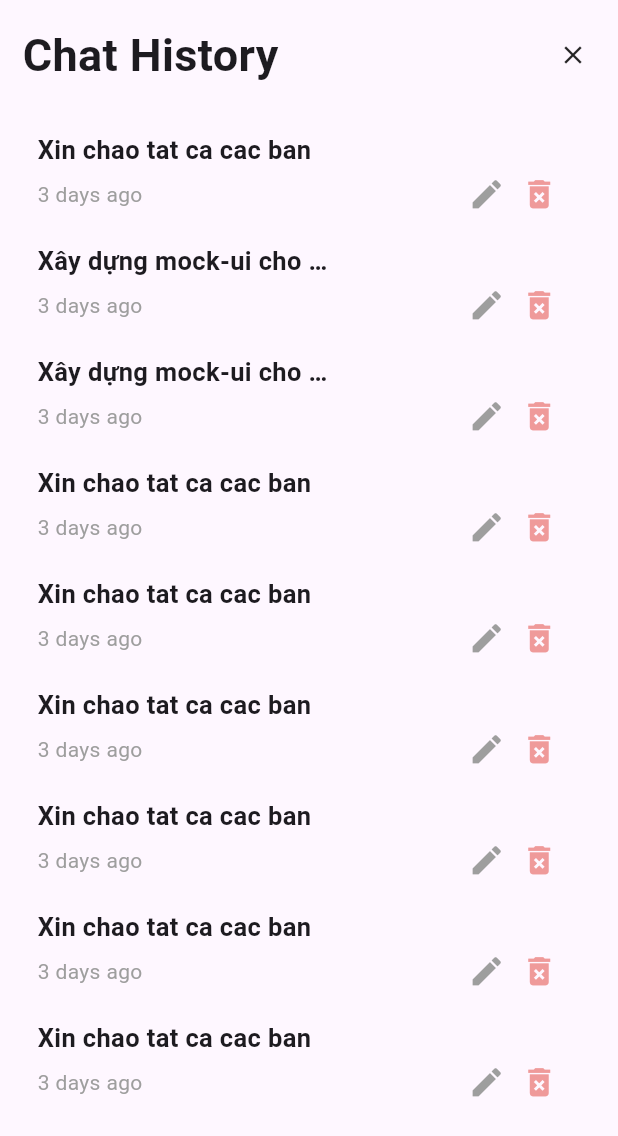
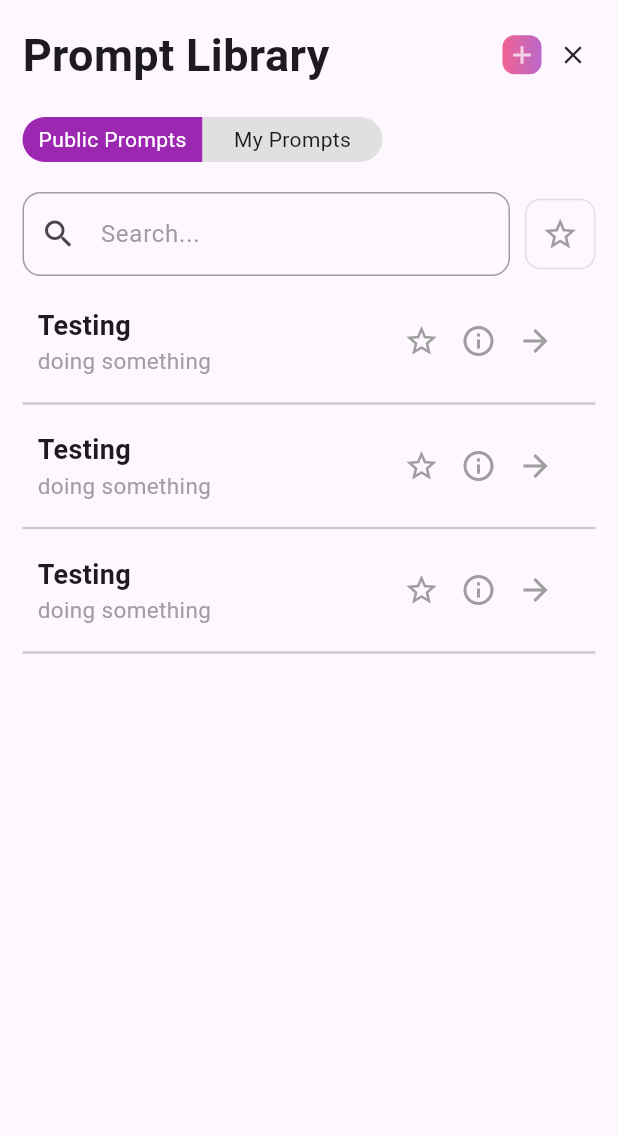
Before and after one commit to WokCao/AdvancedMobile-AIChat, a Flutter app: the screen it shows after launch, on a phone screen of 412 x 824 dp. Shown: the top 1136 px of the screen. Run offline on Flutter 3.47's test engine with Material 3 defaults, Android fonts, the phone set to English and light mode, and no system bars.

Commit message:
Create: UI for prompt sample & prompt item

```diff
--- a/lib/main.dart
+++ b/lib/main.dart
@@ -1,5 +1,6 @@
 import 'package:ai_chat/screens//chat_history_screen.dart';
 import 'package:ai_chat/screens/login_screen.dart';
+import 'package:ai_chat/screens/prompt_sample_screen.dart';
 import 'package:flutter/material.dart';
 
 void main() {
@@ -17,7 +18,7 @@ class MyApp extends StatelessWidget {
         primarySwatch: Colors.blue,
         useMaterial3: true,
       ),
-      home: const ChatHistoryPage(),
+      home: const PromptSamplePage(),
     );
   }
 }
--- a/lib/screens/chat_history_screen.dart
+++ b/lib/screens/chat_history_screen.dart
@@ -44,7 +44,7 @@ class ChatHistoryPage extends StatelessWidget {
                 Expanded(
                   child: ListView(
                     children: [
-                      ChatItem(content: "Xin chao tat ca cac ban", time: "3 days ago"),
+                      ChatItem(content: "Xin chao tat ca cac ban", time: "3 days ago", isCurrent: true,),
                       ChatItem(content: "Xây dựng mock-ui cho toàn bộ các màn hình trong đô án cuối kì, phần mock-ui bao gồm giao diện của tất cả các màn hình trong để tài + navigation/routing. Nhóm sinh viên tạo branch mock-ui và code trên branch này.", time: "3 days ago"),
                       ChatItem(content: "Xây dựng mock-ui cho toàn bộ các màn hình trong đô án cuối kì, phần mock-ui bao gồm giao diện của tất cả các màn hình trong để tài + navigation/routing. Nhóm sinh viên tạo branch mock-ui và code trên branch này.", time: "3 days ago"),
                       ChatItem(content: "Xin chao tat ca cac ban", time: "3 days ago"),
--- /dev/null
+++ b/lib/screens/prompt_sample_screen.dart
@@ -0,0 +1,163 @@
+import 'package:ai_chat/widgets/prompt_item.dart';
+import 'package:flutter/material.dart';
+
+class PromptSamplePage extends StatelessWidget {
+  const PromptSamplePage({super.key});
+
+  @override
+  Widget build(BuildContext context) {
+    return Scaffold(
+      body: SafeArea(
+          child: Container(
+            padding: EdgeInsets.all(15.0),
+            child: Column(
+              crossAxisAlignment: CrossAxisAlignment.start,
+              children: [
+                Row(
+                  mainAxisSize: MainAxisSize.max,
+                  mainAxisAlignment: MainAxisAlignment.spaceBetween,
+                  crossAxisAlignment: CrossAxisAlignment.center,
+                  children: [
+                    Text(
+                      "Prompt Library",
+                      style: TextStyle(fontSize: 30.0, fontWeight: FontWeight.bold),
+                    ),
+                    Row(
+                      children: [
+                        Tooltip(
+                          message: "Add Prompt",
+                          child: MouseRegion(
+                            cursor: SystemMouseCursors.click,
+                            // onEnter & onExit to change color
+                            child: Container(
+                              padding: EdgeInsets.all(3.0),
+                              decoration: BoxDecoration(
+                                  gradient: LinearGradient(
+                                      colors: [Colors.pink.shade300, Colors.purple.shade300],
+                                      begin: Alignment.centerLeft,
+                                      end: Alignment.centerRight
+                                  ),
+                                  borderRadius: BorderRadius.circular(8.0)
+                              ),
+                              child: Icon(
+                                Icons.add,
+                                color: Colors.white70,
+                                size: 20,
+                              ),
+                            ),
+                          )
+                        ),
+                        SizedBox(width: 6,),
+                        Tooltip(
+                          message: "Close",
+                          child: InkWell(
+                            onTap: () {},
+                            borderRadius: BorderRadius.circular(12),
+                            child: Container(
+                              width: 30,
+                              height: 30,
+                              alignment: Alignment.center,
+                              child: Icon(
+                                Icons.close,
+                                size: 20,
+                              ),
+                            ),
+                          ),
+                        ),
+                      ],
+                    )
+                  ],
+                ),
+                SizedBox(height: 20,),
+                Row(
+                  mainAxisSize: MainAxisSize.min,
+                  children: [
+                    MouseRegion(
+                      cursor: SystemMouseCursors.click,
+                      child: Container(
+                        width: 120,
+                        alignment: Alignment.center,
+                        padding: EdgeInsets.symmetric(vertical: 5, horizontal: 10),
+                        decoration: BoxDecoration(
+                            borderRadius: BorderRadius.only(topLeft: Radius.circular(15), bottomLeft: Radius.circular(15)),
+                            color: Colors.purple.shade500
+                        ),
+                        child: Text("Public Prompts", style: TextStyle(color: Colors.white),),
+                      ),
+                    ),
+                    MouseRegion(
+                      cursor: SystemMouseCursors.click,
+                      child: Container(
+                        width: 120,
+                        alignment: Alignment.center,
+                        padding: EdgeInsets.symmetric(vertical: 5, horizontal: 10),
+                        decoration: BoxDecoration(
+                            borderRadius: BorderRadius.only(topRight: Radius.circular(15), bottomRight: Radius.circular(15)),
+                            color: Colors.grey.shade300
+                        ),
+                        child: Text("My Prompts"),
+                      ),
+                    )
+                  ],
+                ),
+                SizedBox(height: 20,),
+                Row(
+                  children: [
+                    Expanded(
+                        child: TextField(
+                          decoration: InputDecoration(
+                            prefixIcon: const Icon(Icons.search_sharp),
+                            hintText: "Search...",
+                            hintStyle: TextStyle(color: Colors.grey),
+                            border: OutlineInputBorder(
+                              borderRadius: BorderRadius.circular(12),
+                            ),
+                            enabledBorder: OutlineInputBorder(
+                              borderRadius: BorderRadius.circular(12),
+                              borderSide: const BorderSide(color: Colors.grey, width: 1.0),
+                            ),
+                            focusedBorder: OutlineInputBorder(
+                              borderRadius: BorderRadius.circular(12),
+                              borderSide: const BorderSide(color: Colors.purpleAccent, width: 2.0),
+                            ),
+                          ),
+                        )
+                    ),
+                    SizedBox(width: 10,),
+                    MouseRegion(
+                      cursor: SystemMouseCursors.click,
+                      child: Container(
+                        padding: EdgeInsets.all(10),
+                        decoration: BoxDecoration(
+                            borderRadius: BorderRadius.circular(10),
+                            border: Border.all(
+                                color: Colors.grey.shade300,
+                                width: 1
+                            )
+                        ),
+                        child: Icon(
+                          Icons.star_border,
+                          color: Colors.grey.shade500,
+                          size: 25,
+                        ),
+                      ),
+                    ),
+                  ],
+                ),
+                SizedBox(height: 10,),
+                Expanded(
+                  child: ListView(
+                    children: [
+                      PromptItem(title: "Testing", description: "doing something",),
+                      PromptItem(title: "Testing", description: "doing something",),
+                      PromptItem(title: "Testing", description: "doing something",)
+                    ],
+                  ),
+                )
+              ],
+            ),
+          )
+      ),
+    );
+  }
+}
--- /dev/null
+++ b/lib/widgets/prompt_item.dart
@@ -0,0 +1,114 @@
+import 'package:flutter/material.dart';
+
+class PromptItem extends StatefulWidget {
+  final String title;
+  final String description;
+  const PromptItem({super.key, required this.title, required this.description});
+
+  @override
+  State<PromptItem> createState() => _PromptItemState();
+}
+
+class _PromptItemState extends State<PromptItem> {
+  bool isHovered = false;
+  bool isStarHovered = false;
+  bool isInfoHovered = false;
+  bool isViewHovered = false;
+
+  @override
+  Widget build(BuildContext context) {
+    return Column(
+      children: [
+        MouseRegion(
+          cursor: SystemMouseCursors.click,
+          onEnter: (_) => setState(() => isHovered = true),
+          onExit: (_) => setState(() => isHovered = false),
+          child: Container(
+            padding: EdgeInsets.fromLTRB(10.0, 10.0, 25.0, 10.0),
+            decoration: BoxDecoration(
+              color: isHovered ? Colors.purple[50] : Colors.transparent,
+              borderRadius: BorderRadius.circular(8),
+            ),
+            child: Row(
+              children: [
+                Expanded(
+                  child: Column(
+                    crossAxisAlignment: CrossAxisAlignment.start,
+                    children: [
+                      Text(
+                        widget.title,
+                        style: TextStyle(
+                          fontWeight: FontWeight.bold,
+                          fontSize: 18,
+                        ),
+                      ),
+                      Text(
+                        widget.description,
+                        style: TextStyle(color: Colors.grey, fontSize: 15),
+                      ),
+                    ],
+                  ),
+                ),
+                Row(
+                  children: [
+                    MouseRegion(
+                      cursor: SystemMouseCursors.click,
+                      onEnter: (_) => setState(() => isStarHovered = true),
+                      onExit: (_) => setState(() => isStarHovered = false),
+                      child: Container(
+                        padding: EdgeInsets.all(3.0),
+                        decoration: BoxDecoration(
+                          color:
+                              isStarHovered
+                                  ? Colors.purple.shade200
+                                  : Colors.transparent,
+                          borderRadius: BorderRadius.circular(8),
+                        ),
+                        child: Icon(Icons.star_border, color: isStarHovered ? Colors.black : Colors.grey,),
+                      ),
+                    ),
+                    SizedBox(width: 8),
+                    MouseRegion(
+                      cursor: SystemMouseCursors.click,
+                      onEnter: (_) => setState(() => isInfoHovered = true),
+                      onExit: (_) => setState(() => isInfoHovered = false),
+                      child: Container(
+                        padding: EdgeInsets.all(3.0),
+                        decoration: BoxDecoration(
+                          color:
+                              isInfoHovered
+                                  ? Colors.purple.shade200
+                                  : Colors.transparent,
+                          borderRadius: BorderRadius.circular(8),
+                        ),
+                        child: Icon(Icons.info_outline, color: isInfoHovered ? Colors.black : Colors.grey,),
+                      ),
+                    ),
+                    SizedBox(width: 8),
+                    MouseRegion(
+                      cursor: SystemMouseCursors.click,
+                      onEnter: (_) => setState(() => isViewHovered = true),
+                      onExit: (_) => setState(() => isViewHovered = false),
+                      child: Container(
+                        padding: EdgeInsets.all(3.0),
+                        decoration: BoxDecoration(
+                          color:
+                              isViewHovered
+                                  ? Colors.purple.shade100
+                                  : Colors.transparent,
+                          borderRadius: BorderRadius.circular(8),
+                        ),
+                        child: Icon(Icons.arrow_forward, color: isViewHovered ? Colors.black : Colors.grey,),
+                      ),
+                    ),
+                  ],
+                ),
+              ],
+            ),
+          ),
+        ),
+        const Divider(thickness: 1.5,),
+      ],
+    );
+  }
+}
```
